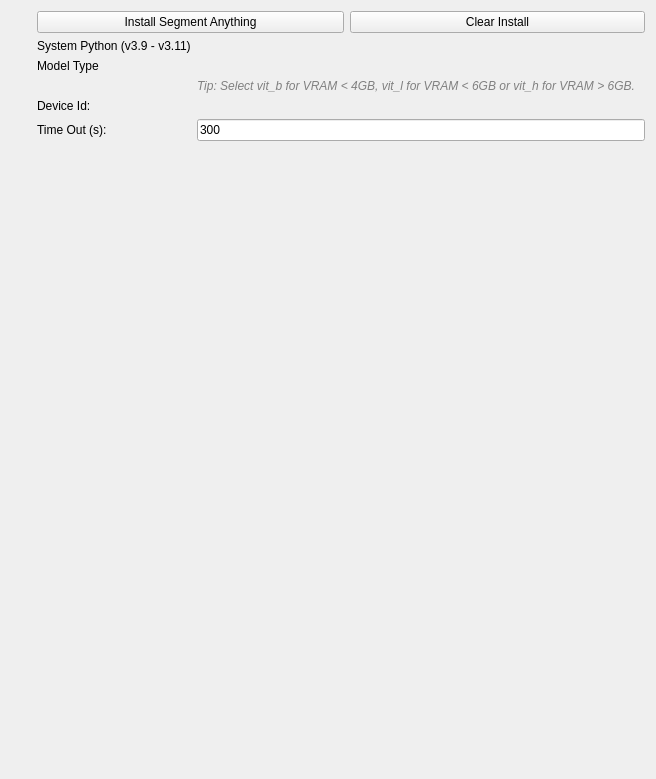
Old version of the form Plugins/org.mitk.gui.qt.segmentation/src/QmitkSegmentAnythingPreferencePage.ui in the repository MITK/MITK.
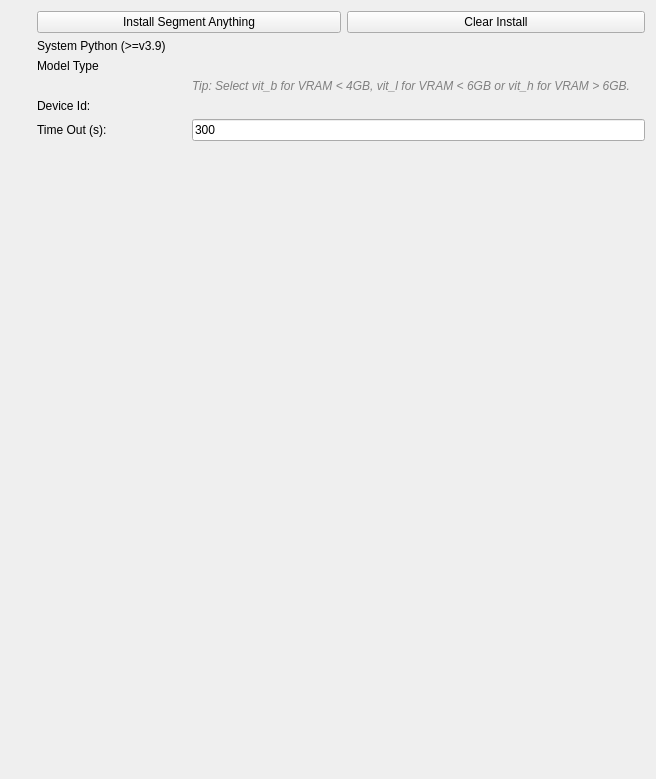
New version of the form. Custom widgets are drawn as their Qt base class.

Commit message: Python 3.12 support for TotalSeg & SAM installations

```diff
--- a/Plugins/org.mitk.gui.qt.segmentation/src/QmitkSegmentAnythingPreferencePage.ui
+++ b/Plugins/org.mitk.gui.qt.segmentation/src/QmitkSegmentAnythingPreferencePage.ui
@@ -48,7 +48,7 @@
      <item row="1" column="0">
       <widget class="QLabel" name="pythonLabel">
        <property name="text">
-        <string>System Python (v3.9 - v3.11)</string>
+        <string>System Python (>=v3.9)</string>
        </property>
       </widget>
      </item>
```
The commit also changes 4 other files.
